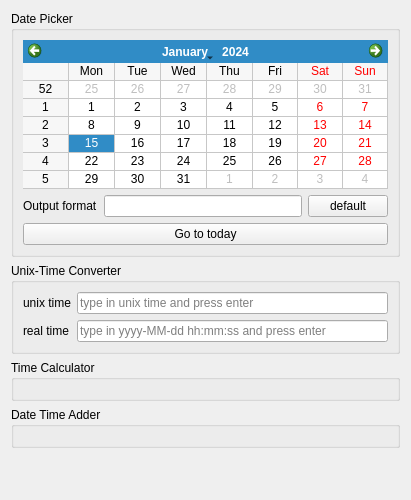
Ulle84/UllesSourceCode, file DevelopmentHelper/DateTimeHelper.ui: the form before one commit.
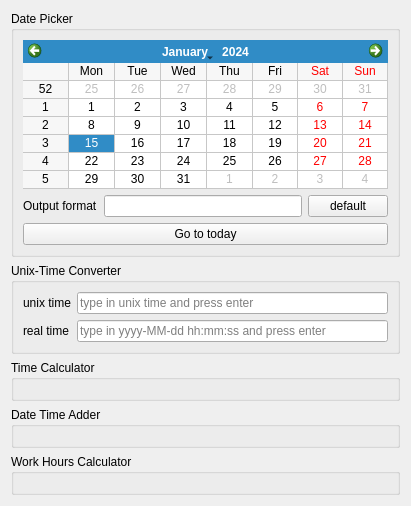
The form after the commit.

What changed in the file:
```diff
--- a/DevelopmentHelper/DateTimeHelper.ui
+++ b/DevelopmentHelper/DateTimeHelper.ui
@@ -120,6 +120,14 @@
      <layout class="QVBoxLayout" name="verticalLayout_4"/>
     </widget>
    </item>
+   <item>
+    <widget class="QGroupBox" name="groupBoxWorkHoursCalculator">
+     <property name="title">
+      <string>Work Hours Calculator</string>
+     </property>
+     <layout class="QVBoxLayout" name="verticalLayout_6"/>
+    </widget>
+   </item>
    <item>
     <spacer name="verticalSpacer">
      <property name="orientation">
```
